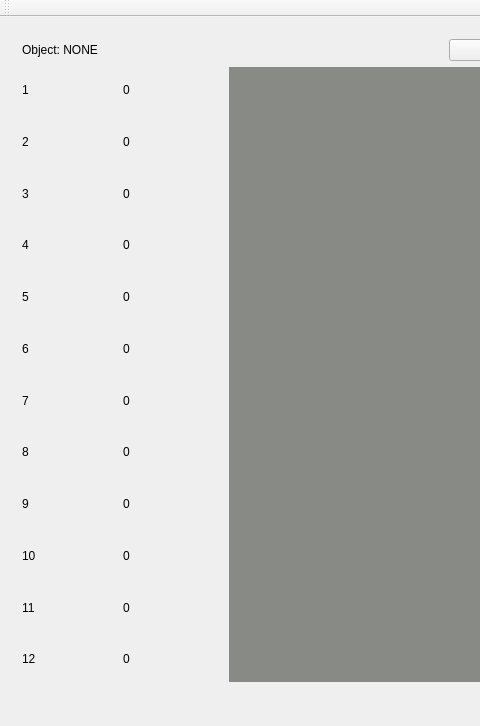
Qt form leddargui/mainwindow.ui (SCCapstone/Sense-Able) before a commit; both pictures show x 0 to 480 and y 0 to 726 of the 892 by 726 pixel window.
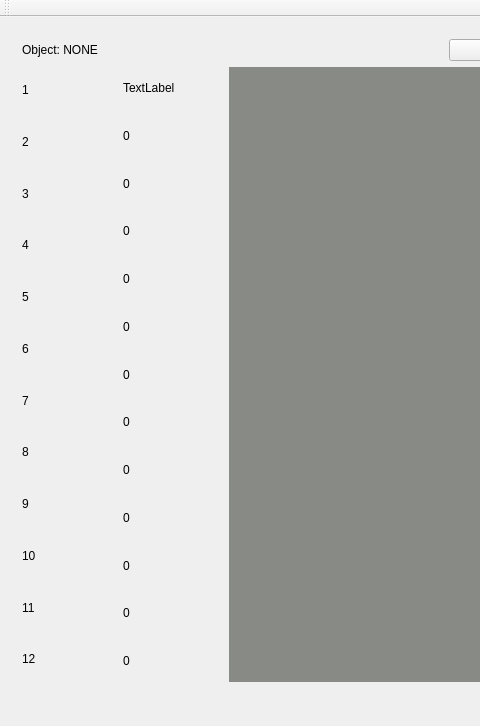
The same form after that commit.

Commit message: Added console output for debugging.

```diff
--- a/leddargui/mainwindow.ui
+++ b/leddargui/mainwindow.ui
@@ -89,6 +89,13 @@
                 </property>
                 <item row="0" column="1">
                  <layout class="QVBoxLayout" name="verticalLayout">
+                  <item>
+                   <widget class="QLabel" name="label_24">
+                    <property name="text">
+                     <string>TextLabel</string>
+                    </property>
+                   </widget>
+                  </item>
                   <item>
                    <widget class="QLabel" name="label_1">
                     <property name="minimumSize">
```
Left out of the diff: 2 changed lines with no effect on the pictures. The commit also changes 1 other file.
